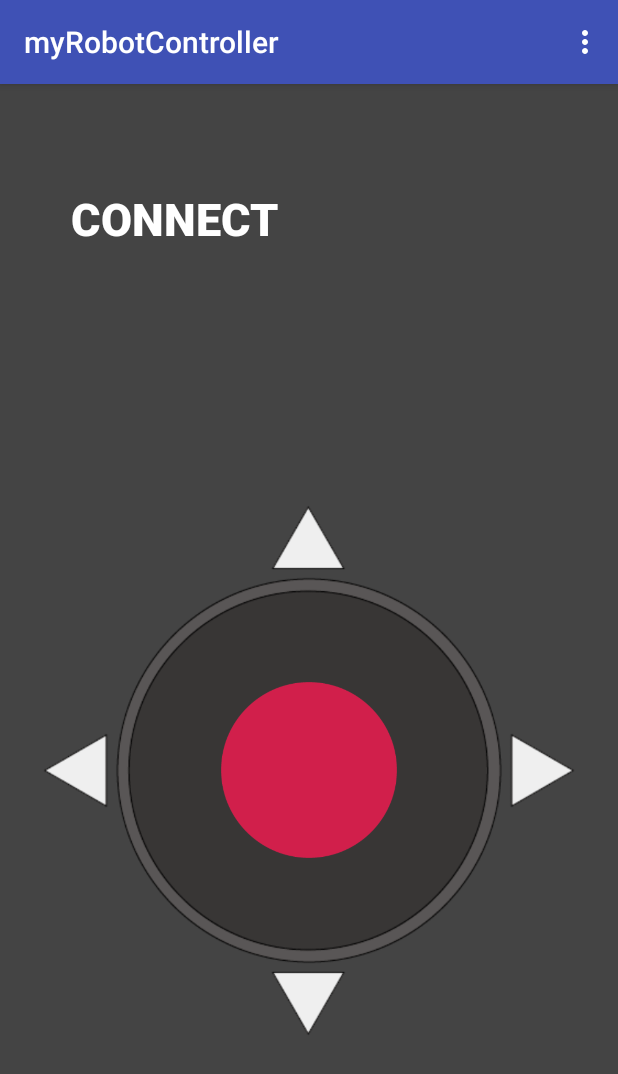
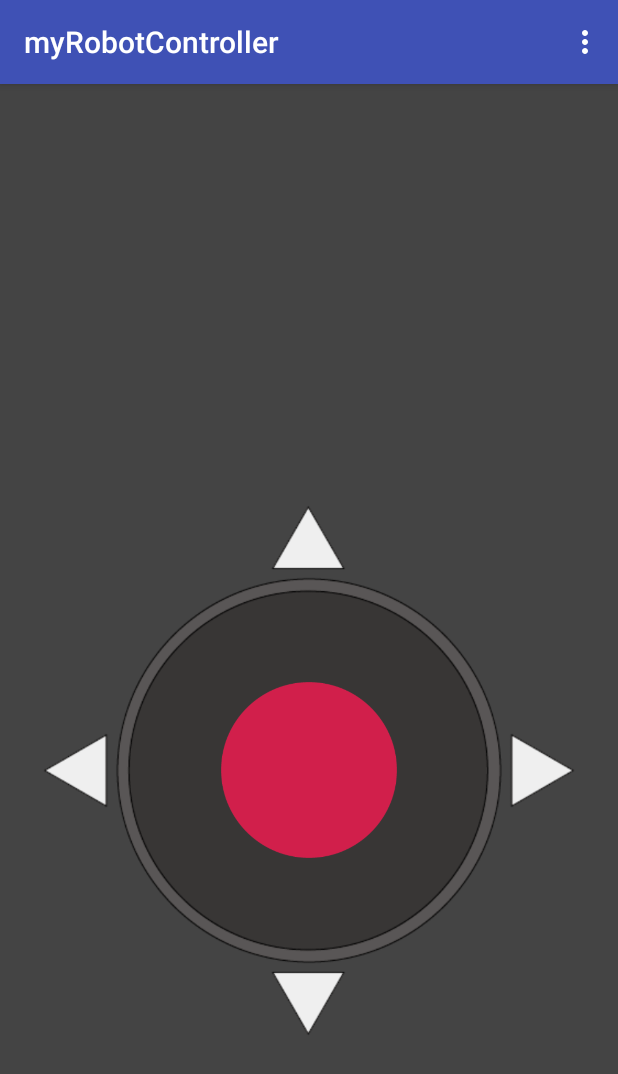
Before and after one commit to t-robop/myRobotController, an Android app: the screen it shows after launch (MainActivity), on a phone screen of 412 x 824 dp. Shown: the top 1074 px of the screen. Run offline under Robolectric (Android 15) with nearby library versions, the phone set to English and light mode, and no system bars; libraries missing offline, so code that uses them is left out: app.akexorcist.bluetotohspp; 5 statements that could not run were skipped.

Commit message:
connectButton消しました

```diff
--- a/app/src/main/res/layout/activity_main.xml
+++ b/app/src/main/res/layout/activity_main.xml
@@ -22,16 +22,6 @@
             android:layout_height="match_parent"
             android:layout_weight="4">
 
-            <Button
-                android:layout_width="200dp"
-                android:layout_height="match_parent"
-                android:text="connect"
-                android:textSize="30dp"
-                android:textStyle="bold"
-                android:background="#00000000"
-                android:textColor="#ffffff"
-                android:onClick="connect"
-                />
 
         </LinearLayout>
 
--- a/app/src/main/res/menu/menu_main.xml
+++ b/app/src/main/res/menu/menu_main.xml
@@ -5,6 +5,12 @@
     <item
         android:id="@+id/item_setting"
         android:icon="@android:drawable/ic_input_add"
-        android:title="setting">
+        android:title="走行設定">
+    </item>
+
+    <item
+        android:id="@+id/item_connect"
+        android:icon="@android:drawable/ic_input_add"
+        android:title="接続">
     </item>
 </menu>
```
Also changed, not shown: app/src/main/java/com/example/yuusuke/myrobotcontroller/MainActivity.java (+12 -11 lines).
